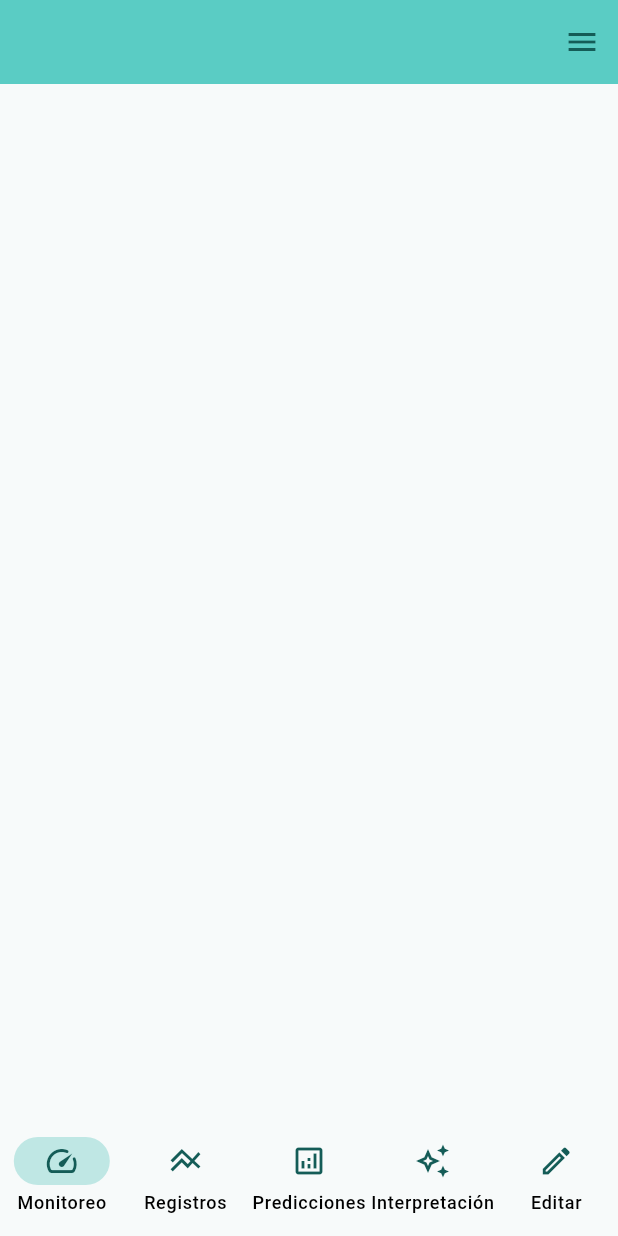
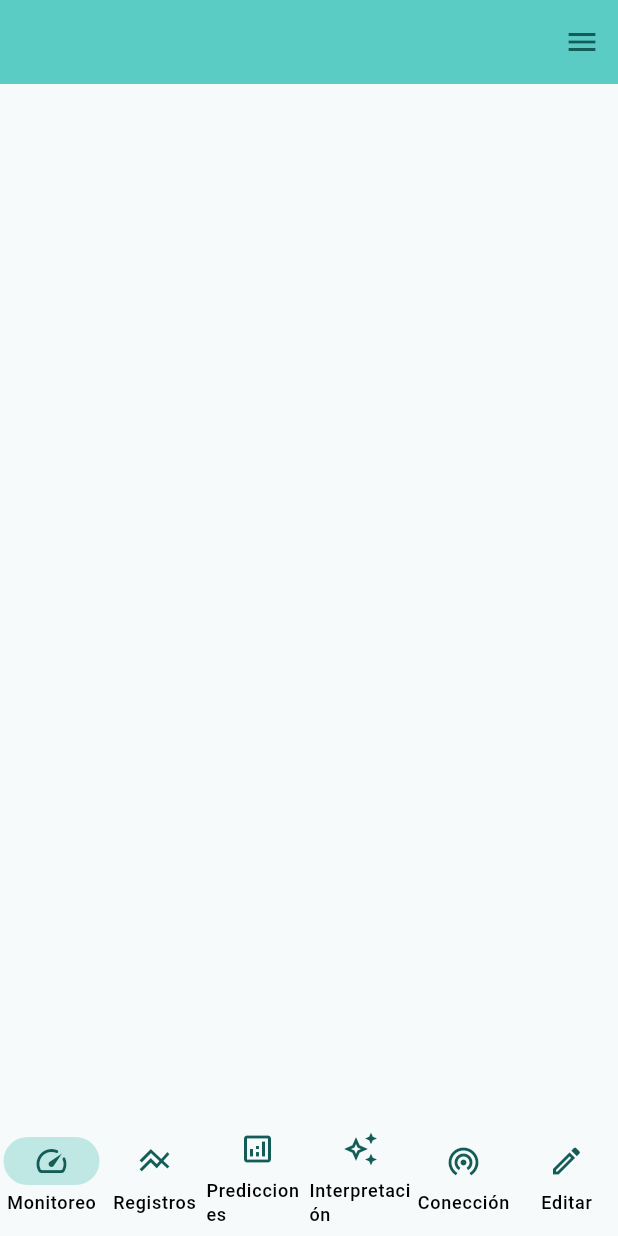
Before and after one commit to Emmanueloz/frontend_water_quality, a Flutter app: the LayoutMeters widget shown alone on an empty page, opened directly with empty values, on a phone screen of 412 x 824 dp. Run offline on Flutter 3.47's test engine with Material 3 defaults, Android fonts, the phone set to English and light mode, and no system bars; our stand-ins replace fl_chart, go_router; missing offline and left inert: girix_code_gauge.

Commit message:
feature: implementación de la ruta y navegación para la conexión del medidor

```diff
--- a/lib/presentation/widgets/layout/layout_meters.dart
+++ b/lib/presentation/widgets/layout/layout_meters.dart
@@ -59,7 +59,13 @@ class LayoutMeters extends StatelessWidget {
           },
         );
       } else if (index == 4) {
-        print("Connecition");
+        context.goNamed(
+          Routes.connectioMeter.name,
+          pathParameters: {
+            "id": id,
+            "idMeter": idMeter,
+          },
+        );
       } else if (index == 5) {
         context.goNamed(
           Routes.updateMeter.name,
@@ -97,6 +103,11 @@ class LayoutMeters extends StatelessWidget {
           selectedIcon: Icons.auto_awesome,
         ),
         NavigationItem(
+          label: "Conección",
+          icon: Icons.wifi_tethering_outlined,
+          selectedIcon: Icons.wifi_tethering,
+        ),
+        NavigationItem(
           label: "Editar",
           icon: Icons.edit_outlined,
           selectedIcon: Icons.edit,
--- a/lib/router/app_router.dart
+++ b/lib/router/app_router.dart
@@ -152,6 +152,13 @@ class AppRouter {
                     ],
                   ),
                   GoRoute(
+                    path: Routes.connectioMeter.path,
+                    name: Routes.connectioMeter.name,
+                    builder: (context, state) {
+                      return Simple(title: "Conección del medidor");
+                    },
+                  ),
+                  GoRoute(
                     path: Routes.updateMeter.path,
                     name: Routes.updateMeter.name,
                     builder: (context, state) {
--- a/lib/router/routes.dart
+++ b/lib/router/routes.dart
@@ -128,6 +128,11 @@ class Routes {
     path: "/:idInterpretation",
   );
 
+  static RouteProperties connectioMeter = RouteProperties(
+    name: "connectionMeter",
+    path: "/connection",
+  );
+
   static RouteProperties listRecords = RouteProperties(
     name: "listRecords",
     path: "/records",
```
